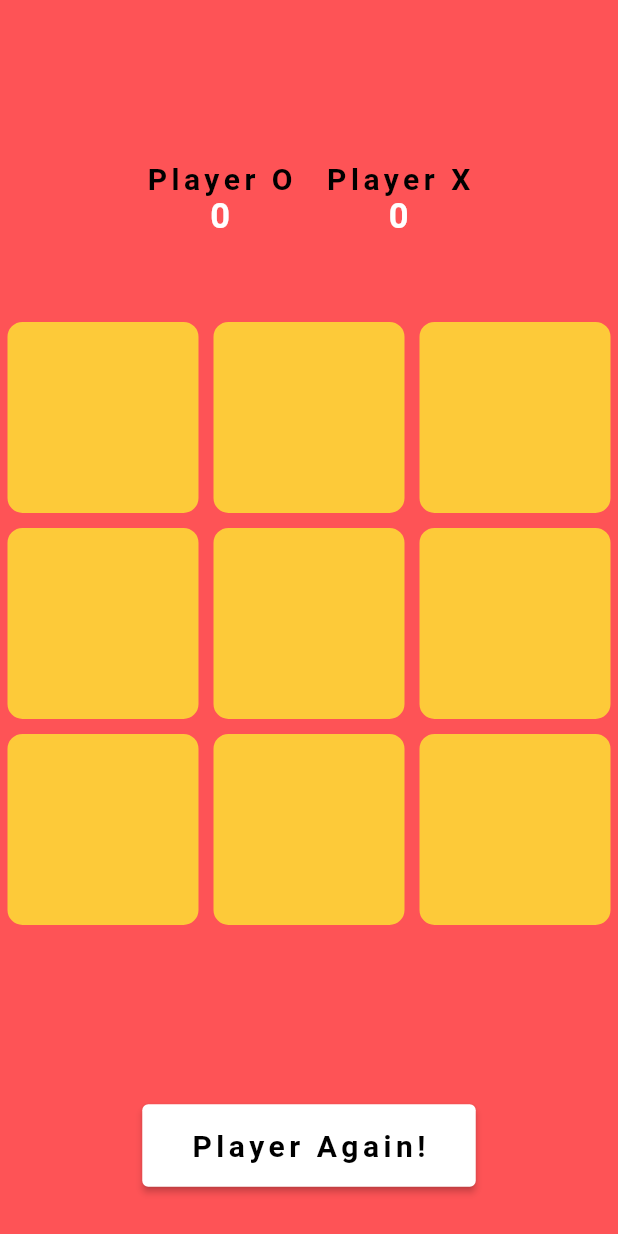
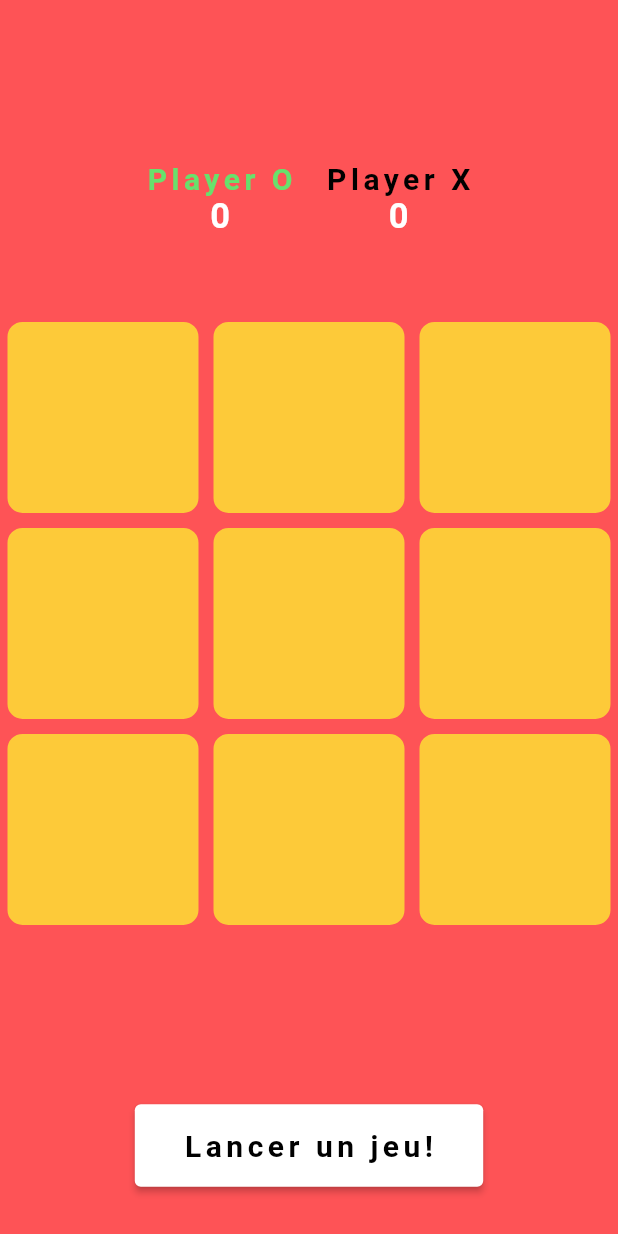
Before and after one commit to kpidiba/Flutter_Tic_Tac_Toe, a Flutter app: the screen it shows after launch, on a phone screen of 412 x 824 dp. Run offline on Flutter 3.47's test engine with Material 2 defaults, Android fonts, the phone set to English and light mode, and no system bars.

Commit message:
flutter tic-tac-toe -version 1.0

```diff
--- a/lib/constants/themes.dart
+++ b/lib/constants/themes.dart
@@ -24,6 +24,12 @@ abstract class ThemeText {
       letterSpacing: 3,
       fontWeight: FontWeight.w600);
 
+  static const TextStyle textPlayerTurn = TextStyle(
+      color: Color.fromARGB(255, 104, 224, 108),
+      fontSize: 20,
+      letterSpacing: 3,
+      fontWeight: FontWeight.w600);
+
   static const TextStyle textScore = TextStyle(
       color: Colors.white,
       fontSize: 23,
--- a/lib/screens/game.dart
+++ b/lib/screens/game.dart
@@ -38,9 +38,11 @@ class _GameScreenState extends State<GameScreen> {
                   Column(
                     mainAxisAlignment: MainAxisAlignment.center,
                     children: [
-                      const Text(
+                      Text(
                         "Player O",
-                        style: ThemeText.textPlayer,
+                        style: oTurn
+                            ? ThemeText.textPlayerTurn
+                            : ThemeText.textPlayer,
                       ),
                       Text(
                         oScore.toString(),
@@ -54,9 +56,11 @@ class _GameScreenState extends State<GameScreen> {
                   Column(
                     mainAxisAlignment: MainAxisAlignment.center,
                     children: [
-                      const Text(
+                      Text(
                         "Player X",
-                        style: ThemeText.textPlayer,
+                        style: !oTurn
+                            ? ThemeText.textPlayerTurn
+                            : ThemeText.textPlayer,
                       ),
                       Text(
                         xScore.toString(),
@@ -108,10 +112,10 @@ class _GameScreenState extends State<GameScreen> {
                         padding: const EdgeInsets.symmetric(
                             horizontal: 32, vertical: 16)),
                     onPressed: () {
-                      _clearBoard();
+                      _clearBoardAll();
                     },
                     child: const Text(
-                      "Player Again!",
+                      "Lancer un jeu!",
                       style: ThemeText.textPlayer,
                     ))
               ],
@@ -130,7 +134,18 @@ class _GameScreenState extends State<GameScreen> {
     });
   }
 
+  void _clearBoardAll() {
+    setState(() {
+      displayXO = ['', '', '', '', '', '', '', '', ''];
+      resultDeclaration = '';
+      fillBoxes = 0;
+      oScore = 0;
+      xScore = 0;
+    });
+  }
+
   void _tapped(int index) {
+    if (resultDeclaration == '') {
       setState(() {
         if (oTurn && displayXO[index] == '') {
           displayXO[index] = '0';
@@ -141,7 +156,14 @@ class _GameScreenState extends State<GameScreen> {
         }
         oTurn = !oTurn;
         _checkWinner();
+        if (oScore == 3) {
+          resultDeclaration = 'Player O Wins!';
+        } else if (xScore == 3) {
+          resultDeclaration = 'Player X Wins!';
+        }
+        // resultDeclaration = "okdkakaka";
       });
+    }
   }
 
   void _updateScore(String winner) {
@@ -158,7 +180,7 @@ class _GameScreenState extends State<GameScreen> {
         displayXO[0] == displayXO[2] &&
         displayXO[0] != '') {
       setState(() {
-        resultDeclaration = 'Player ${displayXO[0]} Wins!';
+        // resultDeclaration = 'Player ${displayXO[0]} Wins!';
         _updateScore(displayXO[0]);
       });
       _clearBoard();
@@ -169,7 +191,7 @@ class _GameScreenState extends State<GameScreen> {
         displayXO[3] == displayXO[5] &&
         displayXO[3] != '') {
       setState(() {
-        resultDeclaration = 'Player ${displayXO[3]} Wins!';
+        // resultDeclaration = 'Player ${displayXO[3]} Wins!';
         _updateScore(displayXO[3]);
       });
       _clearBoard();
@@ -180,7 +202,7 @@ class _GameScreenState extends State<GameScreen> {
         displayXO[6] == displayXO[8] &&
         displayXO[6] != '') {
       setState(() {
-        resultDeclaration = 'Player ${displayXO[6]} Wins!';
+        // resultDeclaration = 'Player ${displayXO[6]} Wins!';
         _updateScore(displayXO[6]);
       });
       _clearBoard();
@@ -191,7 +213,7 @@ class _GameScreenState extends State<GameScreen> {
         displayXO[0] == displayXO[6] &&
         displayXO[0] != '') {
       setState(() {
-        resultDeclaration = 'Player ${displayXO[0]} Wins!';
+        // resultDeclaration = 'Player ${displayXO[0]} Wins!';
         _updateScore(displayXO[0]);
       });
       _clearBoard();
@@ -202,7 +224,7 @@ class _GameScreenState extends State<GameScreen> {
         displayXO[1] == displayXO[7] &&
         displayXO[1] != '') {
       setState(() {
-        resultDeclaration = 'Player ${displayXO[1]} Wins!';
+        // resultDeclaration = 'Player ${displayXO[1]} Wins!';
         _updateScore(displayXO[1]);
       });
       _clearBoard();
@@ -213,7 +235,7 @@ class _GameScreenState extends State<GameScreen> {
         displayXO[2] == displayXO[8] &&
         displayXO[2] != '') {
       setState(() {
-        resultDeclaration = 'Player ${displayXO[2]} Wins!';
+        // resultDeclaration = 'Player ${displayXO[2]} Wins!';
         _updateScore(displayXO[2]);
       });
       _clearBoard();
@@ -224,7 +246,7 @@ class _GameScreenState extends State<GameScreen> {
         displayXO[0] == displayXO[8] &&
         displayXO[0] != '') {
       setState(() {
-        resultDeclaration = 'Player ${displayXO[0]} Wins!';
+        // resultDeclaration = 'Player ${displayXO[0]} Wins!';
         _updateScore(displayXO[0]);
       });
       _clearBoard();
@@ -235,7 +257,7 @@ class _GameScreenState extends State<GameScreen> {
         displayXO[2] == displayXO[6] &&
         displayXO[2] != '') {
       setState(() {
-        resultDeclaration = 'Player ${displayXO[2]} Wins!';
+        // resultDeclaration = 'Player ${displayXO[2]} Wins!';
         _updateScore(displayXO[2]);
       });
       _clearBoard();
```
Lines whose indentation alone changed are shown as unchanged.
